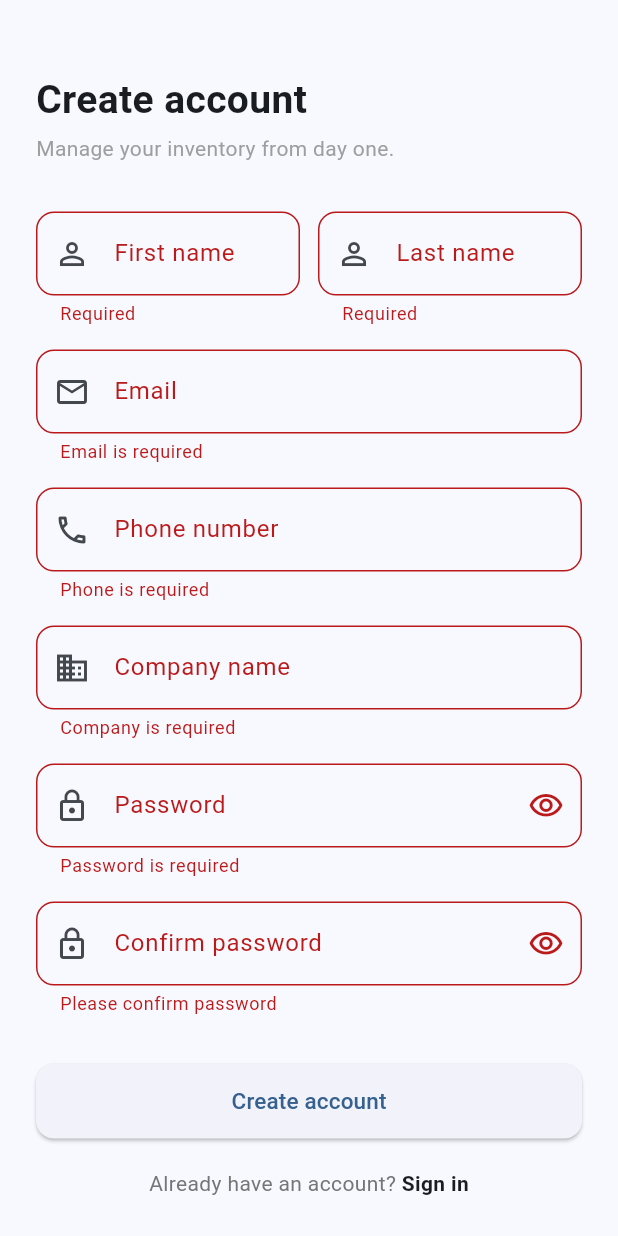
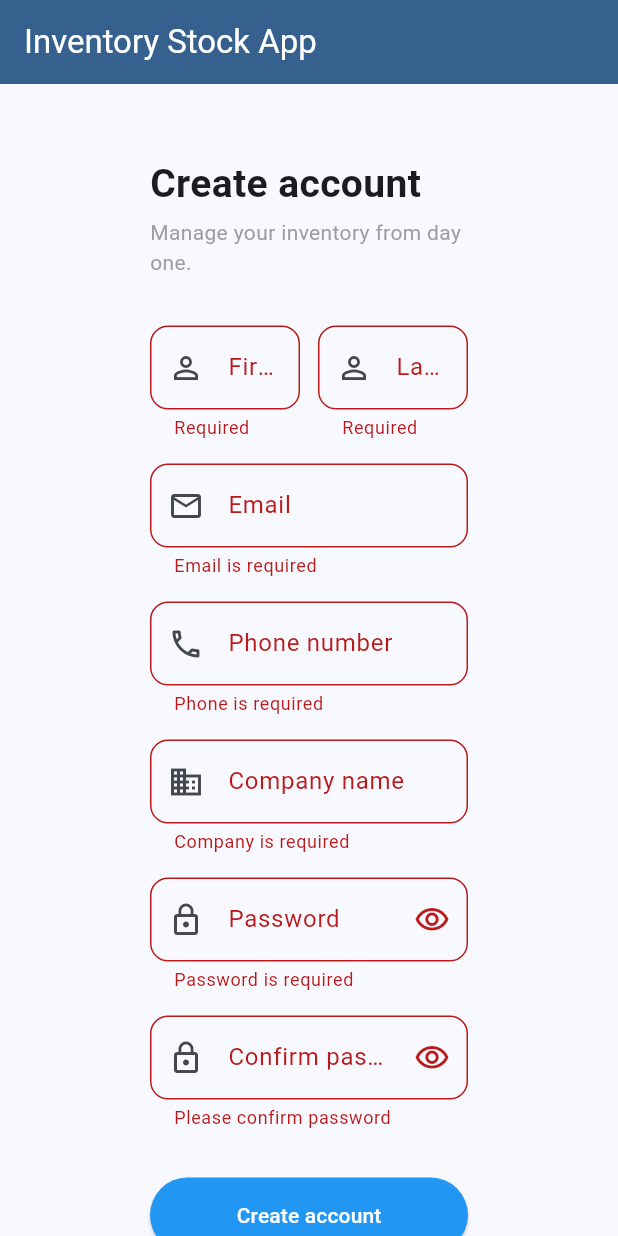
Before and after one commit to juanxhoO/stocktrack-app, a Flutter app: the SignupPage screen opened by its route, after a tap on "Create account", on a phone screen of 412 x 824 dp. Run offline on Flutter 3.47's test engine with Material 3 defaults, Android fonts, the phone set to English and light mode, and no system bars; our stand-ins replace dio, fl_chart, flutter_map, flutter_riverpod, go_router, google_maps_flutter and 2 more; accounts and stored records are empty.

Commit message:
fic: some auth tweaks

```diff
--- a/lib/features/auth/presentation/pages/signup_page.dart
+++ b/lib/features/auth/presentation/pages/signup_page.dart
@@ -42,11 +42,18 @@ class _SignupPageState extends ConsumerState<SignupPage> {
   @override
   Widget build(BuildContext context) {
     final loginState = ref.watch(loginControllerProvider);
-
+    final theme = Theme.of(context);
     return Scaffold(
+      appBar: AppBar(
+        backgroundColor: theme.colorScheme.primary,
+        foregroundColor: Colors.white,
+        elevation: 0,
+        title: const Text('Inventory Stock App'),
+      ),
       body: SafeArea(
         child: SingleChildScrollView(
-          padding: const EdgeInsets.symmetric(horizontal: 24, vertical: 32),
+          child: Container(
+            padding: const EdgeInsets.symmetric(horizontal: 100, vertical: 32),
             child: Form(
               key: _formKey,
               child: Column(
@@ -76,14 +83,19 @@ class _SignupPageState extends ConsumerState<SignupPage> {
                       ),
                       child: Row(
                         children: [
-                        Icon(Icons.error_outline,
-                            color: Colors.red.shade400, size: 18),
+                          Icon(
+                            Icons.error_outline,
+                            color: Colors.red.shade400,
+                            size: 18,
+                          ),
                           const SizedBox(width: 8),
                           Expanded(
                             child: Text(
                               loginState.error!,
                               style: TextStyle(
-                                color: Colors.red.shade700, fontSize: 13),
+                                color: Colors.red.shade700,
+                                fontSize: 13,
+                              ),
                             ),
                           ),
                         ],
@@ -101,9 +113,8 @@ class _SignupPageState extends ConsumerState<SignupPage> {
                           label: 'First name',
                           hint: 'John',
                           icon: Icons.person_outline,
-                        validator: (v) => v == null || v.isEmpty
-                            ? 'Required'
-                            : null,
+                          validator: (v) =>
+                              v == null || v.isEmpty ? 'Required' : null,
                         ),
                       ),
                       const SizedBox(width: 12),
@@ -113,9 +124,8 @@ class _SignupPageState extends ConsumerState<SignupPage> {
                           label: 'Last name',
                           hint: 'Doe',
                           icon: Icons.person_outline,
-                        validator: (v) => v == null || v.isEmpty
-                            ? 'Required'
-                            : null,
+                          validator: (v) =>
+                              v == null || v.isEmpty ? 'Required' : null,
                         ),
                       ),
                     ],
@@ -131,8 +141,10 @@ class _SignupPageState extends ConsumerState<SignupPage> {
                     keyboardType: TextInputType.emailAddress,
                     validator: (v) {
                       if (v == null || v.isEmpty) return 'Email is required';
-                    if (!RegExp(r'^[\w-.]+@([\w-]+\.)+[\w-]{2,4}$')
-                        .hasMatch(v)) return 'Enter a valid email';
+                      if (!RegExp(
+                        r'^[\w-.]+@([\w-]+\.)+[\w-]{2,4}$',
+                      ).hasMatch(v))
+                        return 'Enter a valid email';
                       return null;
                     },
                   ),
@@ -175,14 +187,18 @@ class _SignupPageState extends ConsumerState<SignupPage> {
                       hintText: '••••••••',
                       prefixIcon: const Icon(Icons.lock_outline),
                       suffixIcon: IconButton(
-                      icon: Icon(_obscurePassword
+                        icon: Icon(
+                          _obscurePassword
                               ? Icons.visibility_outlined
-                          : Icons.visibility_off_outlined),
+                              : Icons.visibility_off_outlined,
+                        ),
                         onPressed: () => setState(
-                          () => _obscurePassword = !_obscurePassword),
+                          () => _obscurePassword = !_obscurePassword,
+                        ),
                       ),
                       border: OutlineInputBorder(
-                        borderRadius: BorderRadius.circular(12)),
+                        borderRadius: BorderRadius.circular(12),
+                      ),
                       enabledBorder: OutlineInputBorder(
                         borderRadius: BorderRadius.circular(12),
                         borderSide: BorderSide(color: Colors.grey.shade200),
@@ -196,7 +212,8 @@ class _SignupPageState extends ConsumerState<SignupPage> {
                     controller: _confirmPasswordController,
                     obscureText: _obscureConfirm,
                     validator: (v) {
-                    if (v == null || v.isEmpty) return 'Please confirm password';
+                      if (v == null || v.isEmpty)
+                        return 'Please confirm password';
                       if (v != _passwordController.text) {
                         return 'Passwords do not match';
                       }
@@ -207,14 +224,17 @@ class _SignupPageState extends ConsumerState<SignupPage> {
                       hintText: '••••••••',
                       prefixIcon: const Icon(Icons.lock_outline),
                       suffixIcon: IconButton(
-                      icon: Icon(_obscureConfirm
+                        icon: Icon(
+                          _obscureConfirm
                               ? Icons.visibility_outlined
-                          : Icons.visibility_off_outlined),
+                              : Icons.visibility_off_outlined,
+                        ),
                         onPressed: () =>
                             setState(() => _obscureConfirm = !_obscureConfirm),
                       ),
                       border: OutlineInputBorder(
-                        borderRadius: BorderRadius.circular(12)),
+                        borderRadius: BorderRadius.circular(12),
+                      ),
                       enabledBorder: OutlineInputBorder(
                         borderRadius: BorderRadius.circular(12),
                         borderSide: BorderSide(color: Colors.grey.shade200),
@@ -224,25 +244,40 @@ class _SignupPageState extends ConsumerState<SignupPage> {
                   const SizedBox(height: 32),
 
                   // ── Submit ────────────────────────────────────
-                SizedBox(
+                  Center(
+                    child: ConstrainedBox(
+                      constraints: const BoxConstraints(maxWidth: 300),
+                      child: SizedBox(
                         width: double.infinity,
                         height: 50,
                         child: ElevatedButton(
-                    onPressed: loginState.isLoading ? null : _onSignupPressed,
-                    style: ElevatedButton.styleFrom(
-                      shape: RoundedRectangleBorder(
-                        borderRadius: BorderRadius.circular(12),
+                          style: ButtonStyle(
+                            mouseCursor: WidgetStatePropertyAll(
+                              SystemMouseCursors.click,
                             ),
+
+                            backgroundColor: WidgetStateProperty.resolveWith((
+                              states,
+                            ) {
+                              if (states.contains(WidgetState.hovered)) {
+                                return Colors.blue.shade700;
+                              }
+                              return Colors.blue;
+                            }),
+                            foregroundColor: WidgetStateProperty.resolveWith((
+                              states,
+                            ) {
+                              if (states.contains(WidgetState.hovered)) {
+                                return Colors.yellow;
+                              }
+                              return Colors.white;
+                            }),
                           ),
-                    child: loginState.isLoading
-                        ? const SizedBox(
-                            width: 20,
-                            height: 20,
-                            child: CircularProgressIndicator(strokeWidth: 2),
-                          )
-                        : const Text(
-                            'Create account',
-                            style: TextStyle(fontSize: 15),
+                          onPressed: loginState.isLoading
+                              ? null
+                              : _onSignupPressed,
+                          child: const Text('Create account'),
+                        ),
                       ),
                     ),
                   ),
@@ -256,16 +291,32 @@ class _SignupPageState extends ConsumerState<SignupPage> {
                         'Already have an account? ',
                         style: TextStyle(color: Colors.grey.shade600),
                       ),
-                    GestureDetector(
-                      onTap: () => context.go('/login'),
+                      TextButton(
+                        style: ButtonStyle(
+                          mouseCursor: WidgetStatePropertyAll(
+                            SystemMouseCursors.click,
+                          ),
+                          foregroundColor: WidgetStateProperty.resolveWith((
+                            states,
+                          ) {
+                            return states.contains(WidgetState.hovered)
+                                ? Colors.blue.shade700
+                                : Colors.blue;
+                          }),
+                        ),
+                        onPressed: () => context.go('/login'),
                         child: const Text(
-                        'Sign in',
-                        style: TextStyle(fontWeight: FontWeight.w600),
+                          'Sign In',
+                          style: TextStyle(
+                            fontSize: 16,
+                            fontWeight: FontWeight.bold,
+                          ),
                         ),
                       ),
                     ],
                   ),
                 ],
+              ),
             ),
           ),
         ),
```
Also changed, not shown: lib/features/auth/presentation/pages/forgot_password.dart (+31 -4 lines), lib/features/auth/presentation/pages/login_page.dart (+51 -17 lines). Lines whose indentation alone changed are shown as unchanged.
